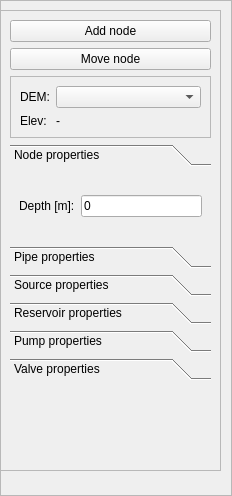
Qt form qepanet_dockwidget_base.ui (aecforge/QEPANET) before a commit.
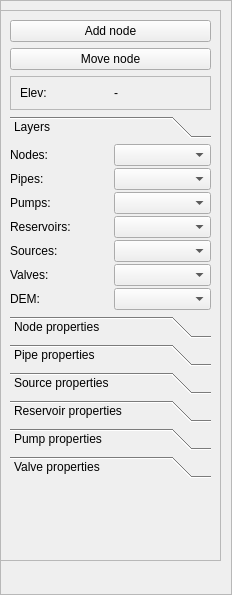
The same form after that commit.

Commit message: - Added logic to calculate 3D lengths - network_handling: New class to handle network elements (creation, deletion...). Not finished. - points_along_line: New code to generate points along line - new GUI with layer selection

```diff
--- a/qepanet_dockwidget_base.ui
+++ b/qepanet_dockwidget_base.ui
@@ -7,7 +7,7 @@
     <x>0</x>
     <y>0</y>
     <width>232</width>
-    <height>496</height>
+    <height>595</height>
    </rect>
   </property>
   <property name="windowTitle">
@@ -29,7 +29,7 @@
          <x>0</x>
          <y>0</y>
          <width>230</width>
-         <height>472</height>
+         <height>571</height>
         </rect>
        </property>
        <widget class="QFrame" name="fra_main">
@@ -38,7 +38,7 @@
           <x>-1</x>
           <y>9</y>
           <width>221</width>
-          <height>461</height>
+          <height>551</height>
          </rect>
         </property>
         <property name="frameShape">
@@ -71,37 +71,20 @@
             <enum>QFrame::Raised</enum>
            </property>
            <layout class="QGridLayout" name="gridLayout">
-            <item row="0" column="0">
-             <widget class="QLabel" name="lbl_dem">
-              <property name="text">
-               <string>DEM:</string>
-              </property>
-             </widget>
-            </item>
             <item row="0" column="1">
-             <widget class="QComboBox" name="cbo_dem">
-              <property name="sizePolicy">
-               <sizepolicy hsizetype="Expanding" vsizetype="Fixed">
-                <horstretch>0</horstretch>
-                <verstretch>0</verstretch>
-               </sizepolicy>
-              </property>
-             </widget>
-            </item>
-            <item row="1" column="0">
-             <widget class="QLabel" name="lbl_elev">
-              <property name="text">
-               <string>Elev:</string>
-              </property>
-             </widget>
-            </item>
-            <item row="1" column="1">
              <widget class="QLabel" name="lbl_elev_val">
               <property name="text">
                <string>-</string>
               </property>
              </widget>
             </item>
+            <item row="0" column="0">
+             <widget class="QLabel" name="lbl_elev">
+              <property name="text">
+               <string>Elev:</string>
+              </property>
+             </widget>
+            </item>
            </layout>
           </widget>
          </item>
@@ -110,6 +93,92 @@
            <property name="currentIndex">
             <number>0</number>
            </property>
+           <widget class="QWidget" name="wgt_layers">
+            <attribute name="label">
+             <string>Layers</string>
+            </attribute>
+            <layout class="QGridLayout" name="gridLayout_2">
+             <property name="horizontalSpacing">
+              <number>6</number>
+             </property>
+             <property name="verticalSpacing">
+              <number>2</number>
+             </property>
+             <property name="margin">
+              <number>0</number>
+             </property>
+             <item row="7" column="2">
+              <widget class="QComboBox" name="cbo_pipes"/>
+             </item>
+             <item row="8" column="0">
+              <widget class="QLabel" name="lbl_pumps">
+               <property name="text">
+                <string>Pumps:</string>
+               </property>
+              </widget>
+             </item>
+             <item row="12" column="2">
+              <widget class="QComboBox" name="cbo_dem"/>
+             </item>
+             <item row="6" column="0">
+              <widget class="QLabel" name="lbl_nodes">
+               <property name="text">
+                <string>Nodes:</string>
+               </property>
+              </widget>
+             </item>
+             <item row="7" column="0">
+              <widget class="QLabel" name="lbl_pipes">
+               <property name="text">
+                <string>Pipes:</string>
+               </property>
+              </widget>
+             </item>
+             <item row="9" column="2">
+              <widget class="QComboBox" name="cbo_reservoirs"/>
+             </item>
+             <item row="10" column="2">
+              <widget class="QComboBox" name="cbo_sources"/>
+             </item>
+             <item row="12" column="0">
+              <widget class="QLabel" name="lbl_dem">
+               <property name="text">
+                <string>DEM:</string>
+               </property>
+              </widget>
+             </item>
+             <item row="9" column="0">
+              <widget class="QLabel" name="lbl_reservoirs">
+               <property name="text">
+                <string>Reservoirs:</string>
+               </property>
+              </widget>
+             </item>
+             <item row="11" column="2">
+              <widget class="QComboBox" name="cbo_valves"/>
+             </item>
+             <item row="8" column="2">
+              <widget class="QComboBox" name="cbo_pumps"/>
+             </item>
+             <item row="6" column="2">
+              <widget class="QComboBox" name="cbo_nodes"/>
+             </item>
+             <item row="11" column="0">
+              <widget class="QLabel" name="lbl_valves">
+               <property name="text">
+                <string>Valves:</string>
+               </property>
+              </widget>
+             </item>
+             <item row="10" column="0">
+              <widget class="QLabel" name="lbl_sources">
+               <property name="text">
+                <string>Sources:</string>
+               </property>
+              </widget>
+             </item>
+            </layout>
+           </widget>
            <widget class="QWidget" name="wgt_ele_node">
             <property name="geometry">
              <rect>
```
The commit also changes 7 other files.
